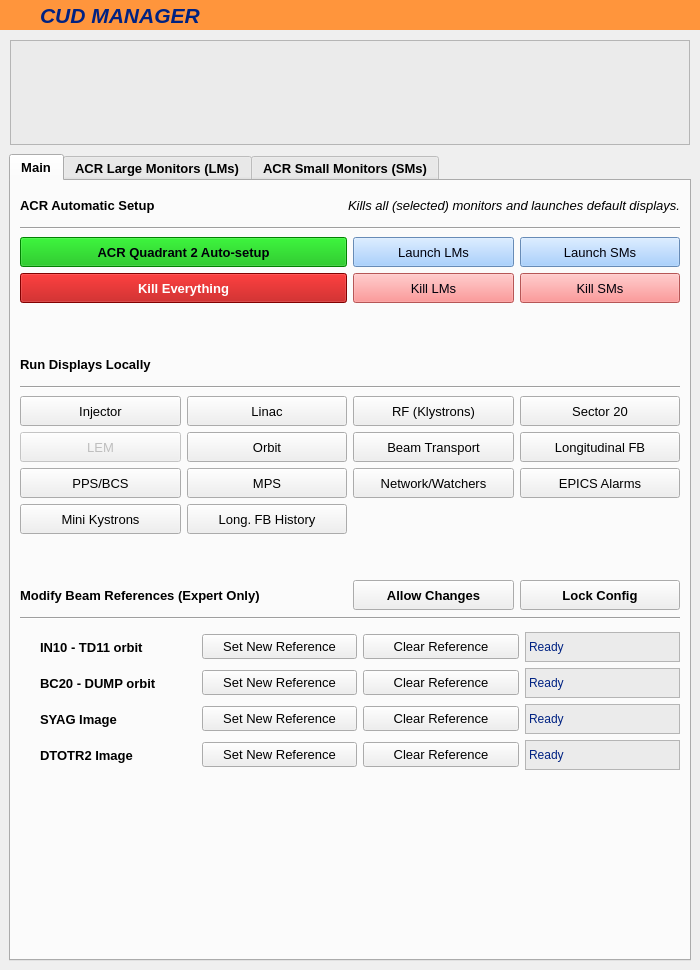
Before: the Qt Designer form manager/main.ui in slaclab/F2-CUDs, drawn with Qt 5.
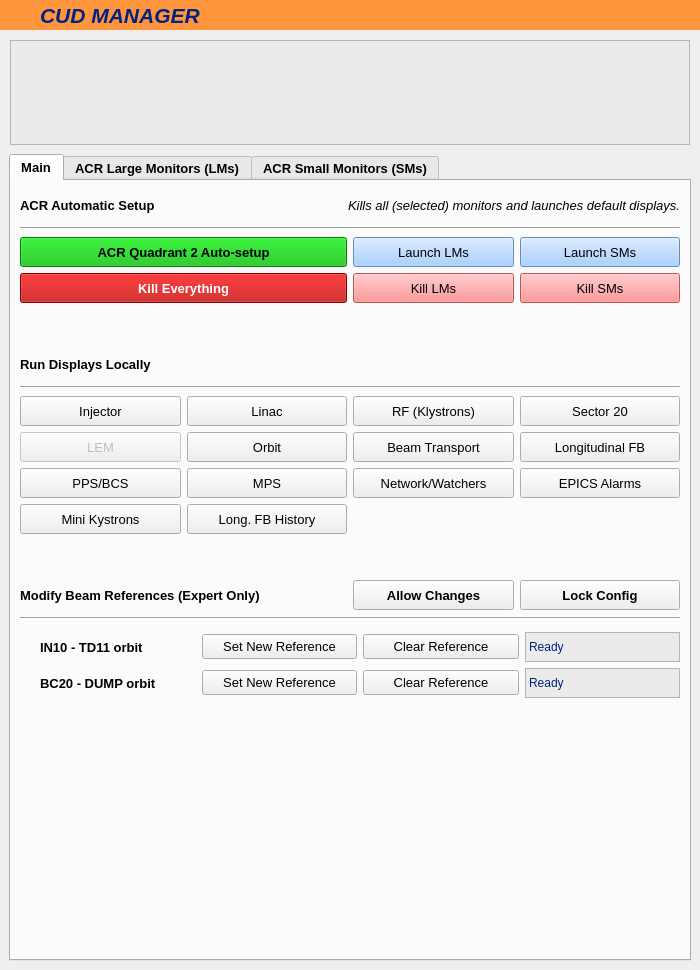
After: the same form once the commit is applied. Custom widgets are drawn as their Qt base class.

Commit message: remove syag/dtotr2 reference infrastructure, other cleanup

Patch:
```diff
--- a/manager/main.ui
+++ b/manager/main.ui
@@ -750,26 +750,34 @@
            <property name="horizontalSpacing">
             <number>6</number>
            </property>
-           <item row="4" column="0">
-            <widget class="QLabel" name="label_27">
-             <property name="minimumSize">
-              <size>
-               <width>0</width>
-               <height>30</height>
-              </size>
+           <item row="1" column="3">
+            <widget class="QLabel" name="ref_ts_orbit_inj">
+             <property name="styleSheet">
+              <string notr="true">background-color: rgb(235,235,235);
+color: rgb(0, 34, 130);</string>
              </property>
-             <property name="font">
-              <font>
-               <pointsize>10</pointsize>
-               <weight>75</weight>
-               <bold>true</bold>
-              </font>
+             <property name="frameShape">
+              <enum>QFrame::StyledPanel</enum>
              </property>
              <property name="text">
-              <string>DTOTR2 Image</string>
+              <string>Ready</string>
              </property>
-             <property name="alignment">
-              <set>Qt::AlignLeading|Qt::AlignLeft|Qt::AlignVCenter</set>
+            </widget>
+           </item>
+           <item row="2" column="3">
+            <widget class="QLabel" name="ref_ts_orbit_s20">
+             <property name="styleSheet">
+              <string notr="true">background-color: rgb(235,235,235);
+color: rgb(0, 34, 130);</string>
+             </property>
+             <property name="frameShape">
+              <enum>QFrame::StyledPanel</enum>
+             </property>
+             <property name="frameShadow">
+              <enum>QFrame::Raised</enum>
+             </property>
+             <property name="text">
+              <string>Ready</string>
              </property>
             </widget>
            </item>
@@ -791,47 +799,6 @@
              </property>
             </widget>
            </item>
-           <item row="3" column="0">
-            <widget class="QLabel" name="label_26">
-             <property name="minimumSize">
-              <size>
-               <width>0</width>
-               <height>30</height>
-              </size>
-             </property>
-             <property name="font">
-              <font>
-               <pointsize>10</pointsize>
-               <weight>75</weight>
-               <bold>true</bold>
-              </font>
-             </property>
-             <property name="text">
-              <string>SYAG Image</string>
-             </property>
-             <property name="alignment">
-              <set>Qt::AlignLeading|Qt::AlignLeft|Qt::AlignVCenter</set>
-             </property>
-            </widget>
-           </item>
-           <item row="4" column="2">
-            <widget class="QPushButton" name="ref_clear_img_DTOTR2">
-             <property name="minimumSize">
-              <size>
-               <width>0</width>
-               <height>25</height>
-              </size>
-             </property>
-             <property name="font">
-              <font>
-               <pointsize>10</pointsize>
-              </font>
-             </property>
-             <property name="text">
-              <string>Clear Reference</string>
-             </property>
-            </widget>
-           </item>
            <item row="2" column="1">
             <widget class="QPushButton" name="ref_set_orbit_s20">
              <property name="minimumSize">
@@ -886,42 +853,6 @@
              </property>
             </widget>
            </item>
-           <item row="3" column="1">
-            <widget class="QPushButton" name="ref_set_img_SYAG">
-             <property name="minimumSize">
-              <size>
-               <width>0</width>
-               <height>25</height>
-              </size>
-             </property>
-             <property name="font">
-              <font>
-               <pointsize>10</pointsize>
-              </font>
-             </property>
-             <property name="text">
-              <string>Set New Reference</string>
-             </property>
-            </widget>
-           </item>
-           <item row="4" column="1">
-            <widget class="QPushButton" name="ref_set_img_DTOTR2">
-             <property name="minimumSize">
-              <size>
-               <width>0</width>
-               <height>25</height>
-              </size>
-             </property>
-             <property name="font">
-              <font>
-               <pointsize>10</pointsize>
-              </font>
-             </property>
-             <property name="text">
-              <string>Set New Reference</string>
-             </property>
-            </widget>
-           </item>
            <item row="2" column="0">
             <widget class="QLabel" name="label_24">
              <property name="minimumSize">
@@ -968,92 +899,6 @@
              </property>
             </widget>
            </item>
-           <item row="3" column="2">
-            <widget class="QPushButton" name="ref_clear_img_SYAG">
-             <property name="minimumSize">
-              <size>
-               <width>0</width>
-               <height>25</height>
-              </size>
-             </property>
-             <property name="font">
-              <font>
-               <pointsize>10</pointsize>
-              </font>
-             </property>
-             <property name="text">
-              <string>Clear Reference</string>
-             </property>
-            </widget>
-           </item>
-           <item row="1" column="3">
-            <widget class="QLabel" name="ref_ts_orbit_inj">
-             <property name="styleSheet">
-              <string notr="true">background-color: rgb(235,235,235);
-color: rgb(0, 34, 130);</string>
-             </property>
-             <property name="frameShape">
-              <enum>QFrame::StyledPanel</enum>
-             </property>
-             <property name="frameShadow">
-              <enum>QFrame::Raised</enum>
-             </property>
-             <property name="text">
-              <string>Ready</string>
-             </property>
-            </widget>
-           </item>
-           <item row="2" column="3">
-            <widget class="QLabel" name="ref_ts_orbit_s20">
-             <property name="styleSheet">
-              <string notr="true">background-color: rgb(235,235,235);
-color: rgb(0, 34, 130);</string>
-             </property>
-             <property name="frameShape">
-              <enum>QFrame::StyledPanel</enum>
-             </property>
-             <property name="frameShadow">
-              <enum>QFrame::Raised</enum>
-             </property>
-             <property name="text">
-              <string>Ready</string>
-             </property>
-            </widget>
-           </item>
-           <item row="3" column="3">
-            <widget class="QLabel" name="ref_ts_img_SYAG">
-             <property name="styleSheet">
-              <string notr="true">background-color: rgb(235,235,235);
-color: rgb(0, 34, 130);</string>
-             </property>
-             <property name="frameShape">
-              <enum>QFrame::StyledPanel</enum>
-             </property>
-             <property name="frameShadow">
-              <enum>QFrame::Raised</enum>
-             </property>
-             <property name="text">
-              <string>Ready</string>
-             </property>
-            </widget>
-           </item>
-           <item row="4" column="3">
-            <widget class="QLabel" name="ref_ts_img_DTOTR2">
-             <property name="styleSheet">
-              <string notr="true">background-color: rgb(235,235,235);
-color: rgb(0, 34, 130);</string>
-             </property>
-             <property name="frameShape">
-              <enum>QFrame::StyledPanel</enum>
-             </property>
-             <property name="frameShadow">
-              <enum>QFrame::Raised</enum>
-             </property>
-             <property name="text">
-              <string>Ready</string>
-             </property>
-            </widget>
-           </item>
           </layout>
          </widget>
         </item>
```
Left out of the diff: 3 changed lines with no effect on the pictures. The commit also changes 4 other files.
